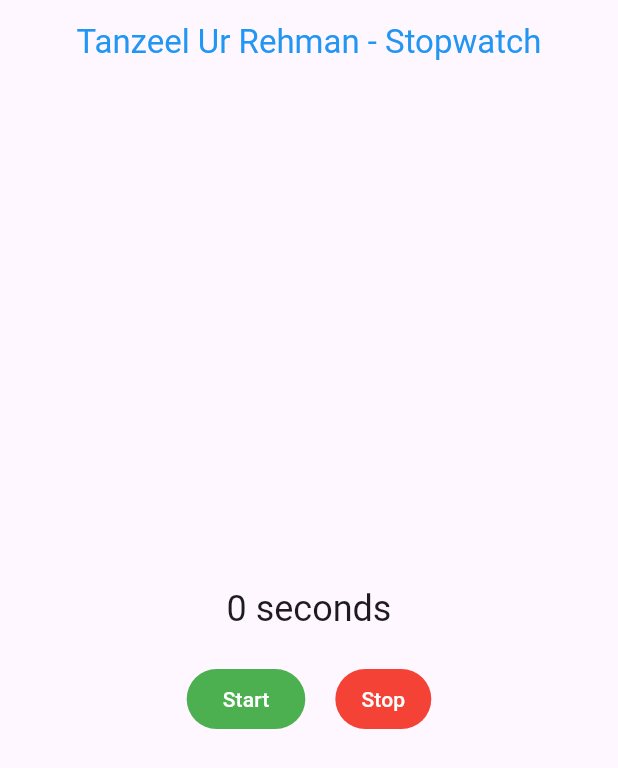
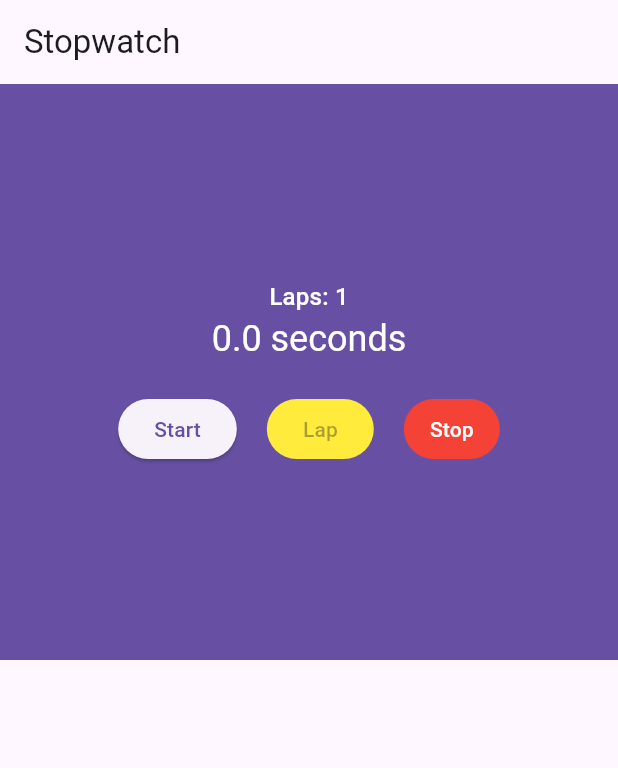
Before and after one commit to KhawajaTanzeelUrRehman/stopwatch, a Flutter app: the screen it shows after launch, on a phone screen of 412 x 824 dp. Shown: the top 768 px of the screen. Run offline on Flutter 3.47's test engine with Material 3 defaults, Android fonts, the phone set to English and light mode, and no system bars.

Commit message:
StopWatch completed

```diff
--- a/lib/stopwatch.dart
+++ b/lib/stopwatch.dart
@@ -7,73 +7,108 @@ class StopWatch extends StatefulWidget {
 }
 
 class StopWatchState extends State<StopWatch> {
-  int? seconds = 0;
+  int? milliseconds = 0;
   Timer? timer;
-  bool isTicking = true;
+  final laps = <int>[];
+  bool isTicking = false;
   @override
-
-
   void _onTick(Timer time) {
     setState(() {
-      seconds = seconds! + 1;
+      milliseconds = milliseconds! + 100;
     });
   }
+   void _lap() {
+      setState(() {
+        laps.add(milliseconds!);
+        milliseconds = 0;
+      });
+    }
 
   @override
   Widget build(BuildContext context) {
     return Scaffold(
       appBar: AppBar(
-        title: Center(
-            child: Text(
-          'Tanzeel Ur Rehman - Stopwatch',
-          style: TextStyle(
-            color: Colors.blue,
-          ),
-        )),
+        title: Text('Stopwatch'),
       ),
       body: Column(
-        mainAxisAlignment: MainAxisAlignment.center,
         children: <Widget>[
-          Text(
-            '$seconds ${_secondsText()}',
-            style: Theme.of(context).textTheme.headline5,
-          ),
-          SizedBox(height: 20),
-          Row(
-            mainAxisAlignment: MainAxisAlignment.center,
-            children: <Widget>[
-              ElevatedButton(
-                style: ButtonStyle(
-                  backgroundColor:
-                      MaterialStateProperty.all<Color>(Colors.green),
-                  foregroundColor:
-                      MaterialStateProperty.all<Color>(Colors.white),
-                ),
-                child: Text('Start'),
-                onPressed: isTicking ? null : _startTimer,
-              ),
-              SizedBox(width: 20),
-              TextButton(
-                style: ButtonStyle(
-                  backgroundColor: MaterialStateProperty.all<Color>(Colors.red),
-                  foregroundColor:
-                      MaterialStateProperty.all<Color>(Colors.white),
-                ),
-                child: Text('Stop'),
-                onPressed: isTicking ? _stopTimer : null,
-              ),
-            ],
-          )
+          Expanded(child: _buildCounter(context)),
+          Expanded(child: _buildLapDisplay()),
         ],
       ),
     );
   }
 
+  Container _buildCounter(BuildContext context) {
+    return Container(
+      color: Theme.of(context).primaryColor,
+      child: Column(
+        mainAxisAlignment: MainAxisAlignment.center,
+        children: <Widget>[
+          Text(
+            'Laps: ${laps.length + 1}',
+            style: Theme.of(context)
+                .textTheme
+                .subtitle1
+                ?.copyWith(color: Colors.white),
+          ),
+          Text(
+            _secondsText(milliseconds!),
+            style: Theme.of(context)
+                .textTheme
+                .headline5
+                ?.copyWith(color: Colors.white),
+          ),
+          const SizedBox(height: 20),
+          _buildControls()
+        ],
+      ),
+    );
+  }
+
+  Row _buildControls() {
+    return Row(
+      mainAxisAlignment: MainAxisAlignment.center,
+      children: <Widget>[
+        ElevatedButton(
+          onPressed: isTicking
+              ? null
+              : () {
+                  timer = Timer.periodic(const Duration(milliseconds: 100), _onTick);
+                  setState(() {
+                    milliseconds = 0;
+                    isTicking = true;
+                  });
+                },
+          child: const Text('Start'),
+        ),
+        const SizedBox(width: 20),
+        ElevatedButton(
+          style: ButtonStyle(
+            backgroundColor: MaterialStateProperty.all<Color>(Colors.yellow),
+          ),
+          onPressed: isTicking ? _lap : null,
+          child: const Text('Lap'),
+        ),
+        const SizedBox(width: 20),
+        TextButton(
+          style: ButtonStyle(
+            backgroundColor: MaterialStateProperty.all<Color>(Colors.red),
+            foregroundColor: MaterialStateProperty.all<Color>(Colors.white),
+          ),
+          onPressed: isTicking ? _stopTimer : null,
+          child: const Text('Stop'),
+        ),
+      ],
+    );
+  }
+
   void _startTimer() {
-    timer = Timer.periodic(Duration(seconds: 1), _onTick);
+    timer = Timer.periodic(const Duration(milliseconds: 100), _onTick);
     setState(() {
-      seconds = 0;
+      milliseconds = 0;
       isTicking = true;
+      laps.clear();
     });
   }
 
@@ -84,7 +119,22 @@ class StopWatchState extends State<StopWatch> {
     });
   }
 
-  String _secondsText() => seconds == 1 ? 'second' : 'seconds';
+  String _secondsText(int milliseconds) {
+    final seconds = milliseconds / 1000;
+    return '$seconds seconds';
+  }
+
+  Widget _buildLapDisplay() {
+    return ListView(
+      children: [
+        for (int milliseconds in laps)
+          ListTile(
+            title: Text(_secondsText(milliseconds)),
+          )
+      ],
+    );
+  }
+
   @override
   void dispose() {
     timer?.cancel();
```
Also changed, not shown: task output.png (added).
